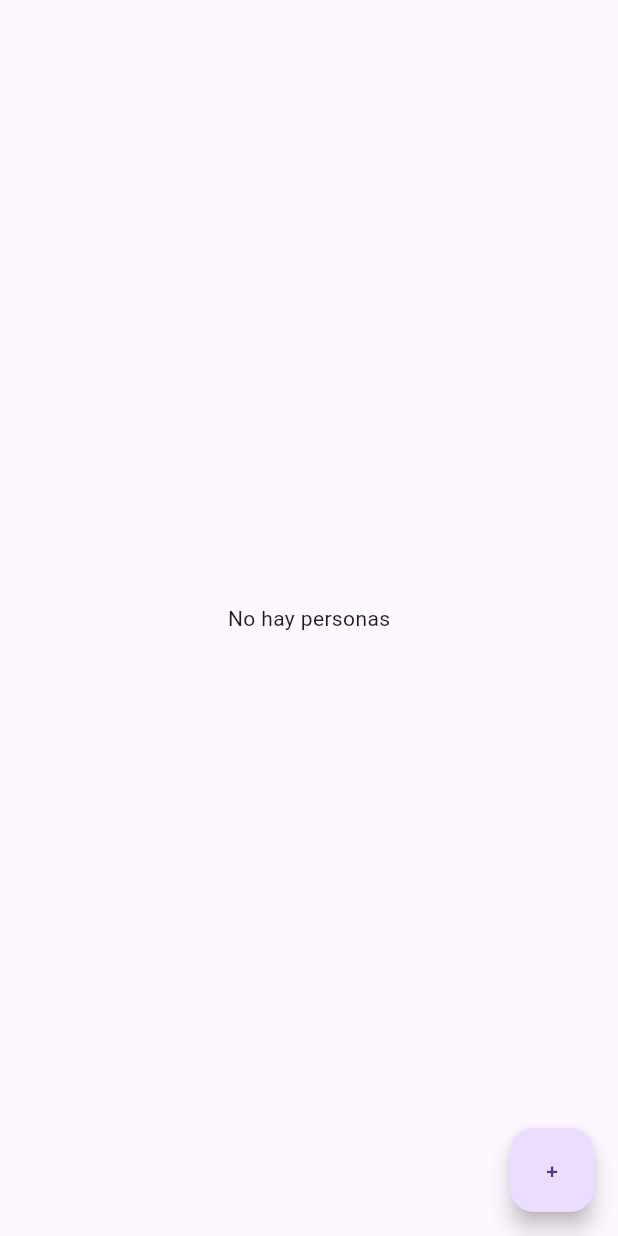
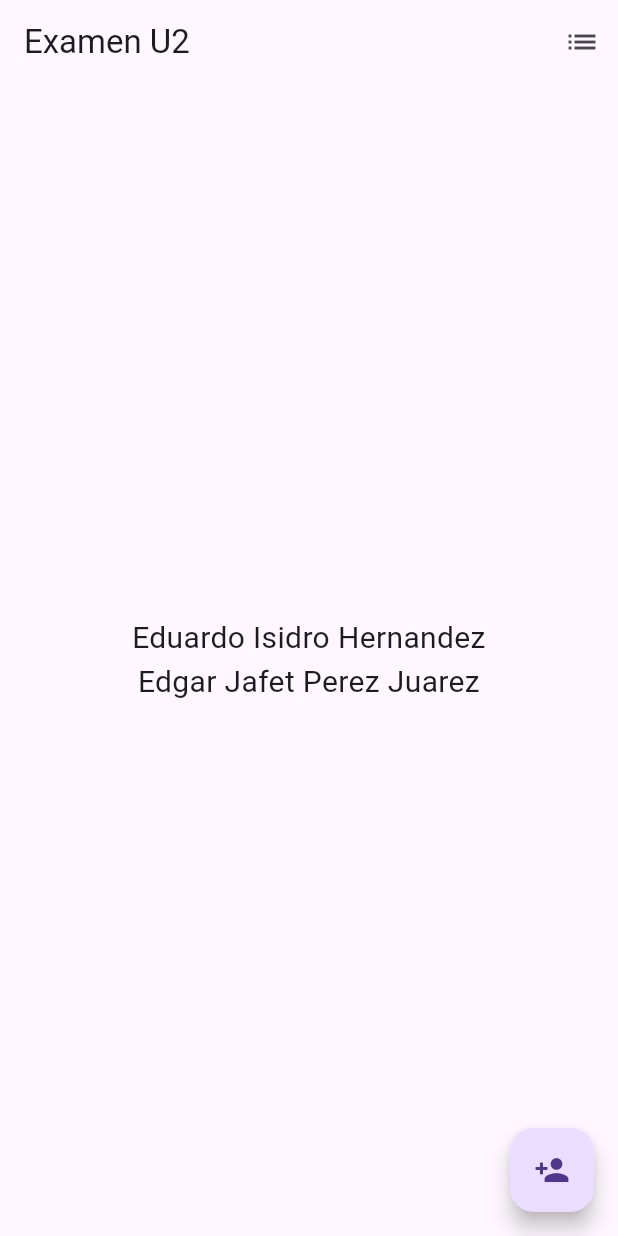
Before and after one commit to isEduardo13/JQ4B-Moviles, a Flutter app: the screen it shows after launch, on a phone screen of 412 x 824 dp. Run offline on Flutter 3.47's test engine with Material 3 defaults, Android fonts, the phone set to English and light mode, and no system bars; our stand-ins replace firebase_core; missing offline and left inert: dart:ffi; accounts and stored records are empty.

Commit message:
Añadir gestión de usuarios aleatorios, incluyendo UserProvider, pantallas para mostrar usuarios y lógica para agregar usuarios seleccionados.

```diff
--- /dev/null
+++ b/lib/ExamenU2/models/UserRandom.dart
@@ -0,0 +1,22 @@
+class Userrandom {
+  final String nombreCompleto;
+  final String genero;
+  final String foto;
+
+  Userrandom({
+    required this.nombreCompleto,
+    required this.genero,
+    required this.foto,
+  });
+
+  // Ejemplo de constructor que interpreta la estructura devuelta por randomuser.me
+  factory Userrandom.fromJson(Map<String, dynamic> data) {
+    final result = data['results'][0];
+    return Userrandom(
+      nombreCompleto:
+          "${result['name']['title']} ${result['name']['first']} ${result['name']['last']}",
+      genero: result['gender'] == 'male' ? 'Masculino' : 'Femenino',
+      foto: result['picture']['large'],
+    );
+  }
+}
--- /dev/null
+++ b/lib/ExamenU2/provider/user_provider.dart
@@ -0,0 +1,14 @@
+import 'package:flutter/material.dart';
+import 'package:holaflutter/ExamenU2/models/UserRandom.dart';
+
+class UserProvider extends ChangeNotifier {
+  List<Userrandom> usuariosSeleccionados = [];
+
+  List<Userrandom> get getPersonas => usuariosSeleccionados;
+
+  void agregarUsuario(Userrandom user) {
+    usuariosSeleccionados.add(user);
+
+    notifyListeners();
+  }
+}
--- /dev/null
+++ b/lib/ExamenU2/screens/PrincipalScreen.dart
@@ -0,0 +1,60 @@
+import 'package:flutter/material.dart';
+import 'package:holaflutter/ExamenU2/provider/user_provider.dart';
+import 'package:holaflutter/ExamenU2/screens/RandomUserScreen.dart';
+import 'package:holaflutter/ExamenU2/screens/usuarioSeleccionado.dart';
+import 'package:provider/provider.dart';
+
+class PrincipalscreenExamen extends StatefulWidget {
+  const PrincipalscreenExamen({super.key});
+
+  @override
+  State<PrincipalscreenExamen> createState() => _PrincipalscreenState();
+}
+
+class _PrincipalscreenState extends State<PrincipalscreenExamen> {
+  @override
+  Widget build(BuildContext context) {
+    final userProvider = Provider.of<UserProvider>(context);
+
+    return Scaffold(
+      appBar: AppBar(
+        title: const Text("Examen U2"),
+        actions: [
+          IconButton(
+            icon: const Icon(Icons.list),
+            onPressed: () {
+              Navigator.push(
+                context,
+                MaterialPageRoute(
+                  builder: (_) =>
+                      SelectedUsersScreen(users: userProvider.getPersonas),
+                ),
+              );
+            },
+          )
+        ],
+      ),
+      body: const Center(
+        child: Text(
+          'Eduardo Isidro Hernandez \n'
+          'Edgar Jafet Perez Juarez',
+          textAlign: TextAlign.center,
+          style: TextStyle(fontSize: 20),
+        ),
+      ),
+      floatingActionButton: FloatingActionButton(
+        child: const Icon(Icons.person_add),
+        onPressed: () async {
+          final nuevoUsuario = await Navigator.push(
+            context,
+            MaterialPageRoute(builder: (_) => const RandomUserScreen()),
+          );
+
+          if (nuevoUsuario != null) {
+            userProvider.agregarUsuario(nuevoUsuario);
+          }
+        },
+      ),
+    );
+  }
+}
--- a/lib/main.dart
+++ b/lib/main.dart
@@ -1,18 +1,9 @@
 import 'package:firebase_core/firebase_core.dart';
 import 'package:flutter/material.dart';
+import 'package:holaflutter/ExamenU2/provider/user_provider.dart';
+import 'package:holaflutter/ExamenU2/screens/PrincipalScreen.dart';
+import 'package:holaflutter/ExamenU2/screens/RandomUserScreen.dart';
 import 'package:holaflutter/firebase_options.dart';
-import 'package:holaflutter/unidad_2/practica1/provider/counter_provider.dart';
-import 'package:holaflutter/unidad_2/practica1/provider/domotica_provider.dart';
-import 'package:holaflutter/unidad_2/practica1/provider/theme_provider.dart';
-import 'package:holaflutter/unidad_2/practica2/screens/contact_screens.dart';
-import 'package:holaflutter/unidad_2/practica2/screens/habitacion1_screen.dart';
-import 'package:holaflutter/unidad_2/practica2/screens/habitacion2_screen.dart';
-import 'package:holaflutter/unidad_2/practica2/screens/home_screen.dart';
-import 'package:holaflutter/unidad_2/practica2/screens/theme_screen.dart';
-import 'package:holaflutter/unidad_2/practica3/dogScreen.dart';
-import 'package:holaflutter/unidad_2/practica4/PrincipalScreen.dart';
-import 'package:holaflutter/unidad_2/practica4/formularioScreen.dart';
-import 'package:holaflutter/unidad_2/practica4/providers/ListaPersonas_Provider.dart';
 import 'package:provider/provider.dart';
 
 Future<void> main() async {
@@ -30,12 +21,7 @@ class MyApp extends StatelessWidget {
   @override
   Widget build(BuildContext context) {
     return MultiProvider(
-      providers: [
-        ChangeNotifierProvider(create: (_) => CounterProvider()),
-        ChangeNotifierProvider(create: (_) => ThemeProvider()),
-        ChangeNotifierProvider(create: (_) => DomoticaProvider()),
-        ChangeNotifierProvider(create: (_) => ListapersonasProvider())
-      ],
+      providers: [ChangeNotifierProvider(create: (_) => UserProvider())],
       child: MyMaterialApp(),
     );
   }
@@ -61,12 +47,8 @@ class MyMaterialApp extends StatelessWidget {
       //
 
       routes: {
-        '/': (_) => Principalscreen(),
-        '/formulario': (_) => const Formularioscreen(),
-        '/contactos': (_) => const ContactScreen(),
-        '/tema': (_) => const ThemeScreen(),
-        '/habitacion1': (_) => const Habitacion1Screen(),
-        '/habitacion2': (_) => const Habitacion2Screen(),
+        '/': (_) => PrincipalscreenExamen(),
+        'RandomUserScreen': (_) => const RandomUserScreen(),
       },
       initialRoute: '/',
     );
```
Also changed, not shown: lib/ExamenU2/screens/RandomUserScreen.dart (added, +85 -0 lines), lib/ExamenU2/screens/usuarioSeleccionado.dart (added, +27 -0 lines).
